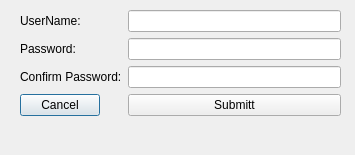
Qt form resources/layouts/credentials.ui (Omoshlawi/smart_cafteria) before a commit.
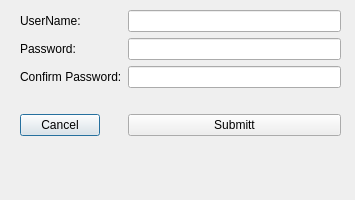
The same form after that commit.

Diff of the .ui file:
```diff
--- a/resources/layouts/credentials.ui
+++ b/resources/layouts/credentials.ui
@@ -7,7 +7,7 @@
     <x>0</x>
     <y>0</y>
     <width>355</width>
-    <height>155</height>
+    <height>200</height>
    </rect>
   </property>
   <property name="windowTitle">
@@ -65,20 +65,31 @@
     <item row="2" column="1">
      <widget class="QLineEdit" name="confirmPassword"/>
     </item>
-    <item row="3" column="0">
+    <item row="4" column="0">
      <widget class="QPushButton" name="cancel">
       <property name="text">
        <string>Cancel</string>
       </property>
      </widget>
     </item>
-    <item row="3" column="1">
-     <widget class="QPushButton" name="submitt">
+    <item row="4" column="1">
+     <widget class="QPushButton" name="submit">
       <property name="text">
        <string>Submitt</string>
       </property>
      </widget>
     </item>
+    <item row="3" column="1">
+     <widget class="QLabel" name="error">
+      <property name="styleSheet">
+       <string notr="true">
+color: rgb(170, 0, 0);</string>
+      </property>
+      <property name="text">
+       <string/>
+      </property>
+     </widget>
+    </item>
    </layout>
   </widget>
  </widget>
```
